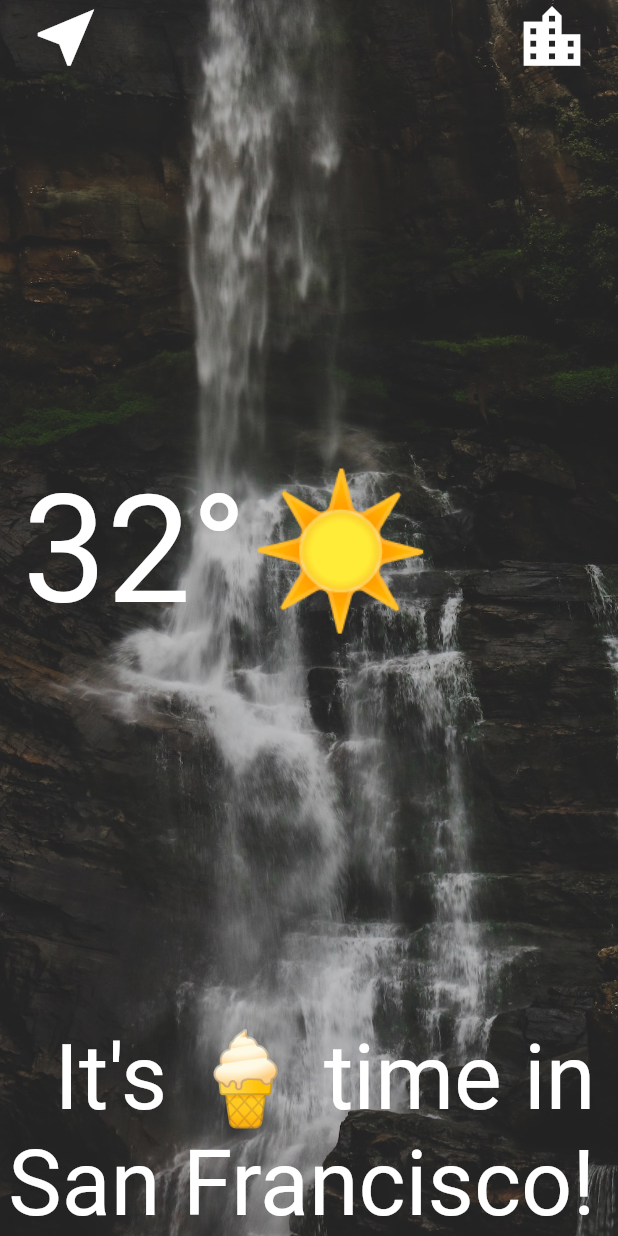
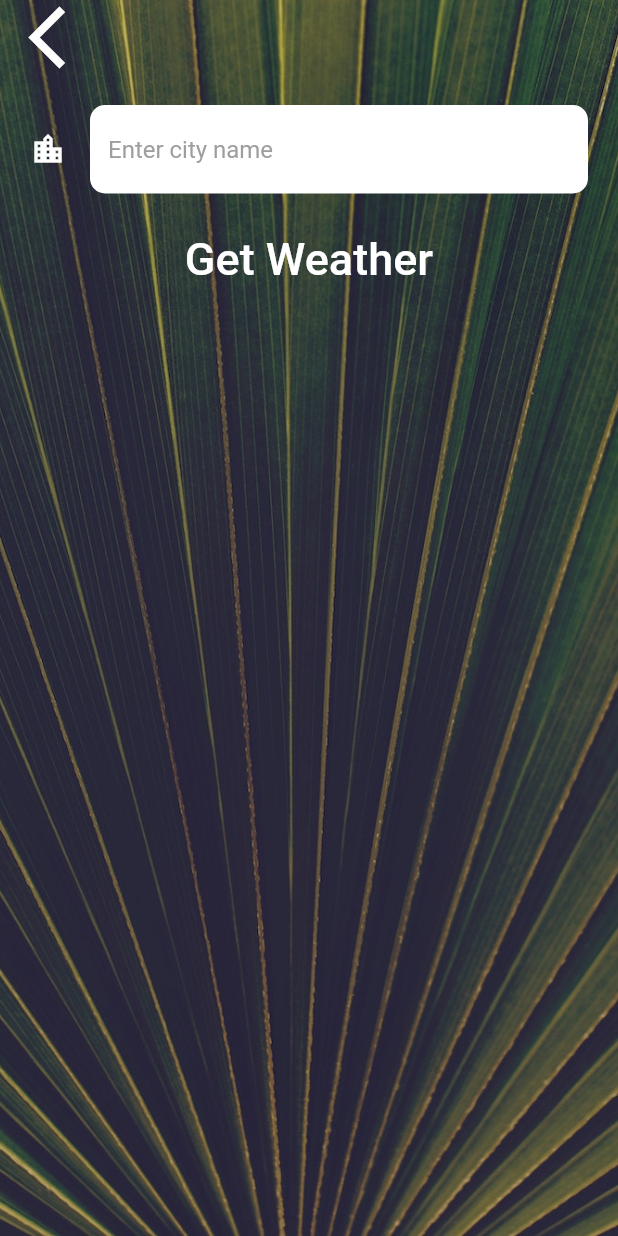
Before and after one commit to AVoid1/clima_flutter, a Flutter app: the LocationScreen screen opened directly, after a tap on the "location city" icon, on a phone screen of 412 x 824 dp. Run offline on Flutter 3.47's test engine with Material 2 defaults, Android fonts, the phone set to English and light mode, and no system bars; our stand-ins replace flutter_spinkit, geolocator; network calls fail; Roboto replaces fonts that are missing (Spartan MB).

Commit message:
my app is ready

```diff
--- a/lib/main.dart
+++ b/lib/main.dart
@@ -1,6 +1,5 @@
 import 'package:flutter/material.dart';
 import 'screen/loading_screen.dart';
-import 'screen/location_screen.dart';
 
 void main() {
   runApp(const MyApp());
--- a/lib/screen/city_screen.dart
+++ b/lib/screen/city_screen.dart
@@ -0,0 +1,61 @@
+import 'package:flutter/material.dart';
+import 'package:clima_flutter/utilities/constants.dart';
+
+class CityScreen extends StatefulWidget {
+  @override
+  _CityScreenState createState() => _CityScreenState();
+}
+
+class _CityScreenState extends State<CityScreen> {
+  String? cityName;
+  @override
+  Widget build(BuildContext context) {
+    return Scaffold(
+      body: Container(
+        decoration: const BoxDecoration(
+          image: DecorationImage(
+            image: AssetImage('images/city_background.jpg'),
+            fit: BoxFit.cover,
+          ),
+        ),
+        constraints: const BoxConstraints.expand(),
+        child: SafeArea(
+          child: Column(
+            children: <Widget>[
+              Align(
+                alignment: Alignment.topLeft,
+                child: FlatButton(
+                  onPressed: () {
+                    Navigator.pop(context);
+                  },
+                  child: const Icon(
+                    Icons.arrow_back_ios,
+                    size: 50.0,
+                  ),
+                ),
+              ),
+              Container(
+                  padding: const EdgeInsets.all(20.0),
+                  child: TextField(
+                    style: const TextStyle(color: Colors.black),
+                    decoration: kTextFieldInputDecoration,
+                    onChanged: (value) {
+                      cityName = value;
+                    },
+                  )),
+              FlatButton(
+                onPressed: () {
+                  Navigator.pop(context, cityName);
+                },
+                child: const Text(
+                  'Get Weather',
+                  style: kButtonTextStyle,
+                ),
+              ),
+            ],
+          ),
+        ),
+      ),
+    );
+  }
+}
--- a/lib/screen/location_screen.dart
+++ b/lib/screen/location_screen.dart
@@ -1,25 +1,59 @@
 import 'package:flutter/material.dart';
 import 'package:clima_flutter/utilities/constants.dart';
+import 'package:clima_flutter/services/weather.dart';
+import 'city_screen.dart';
 
 class LocationScreen extends StatefulWidget {
+  LocationScreen({this.locatoinWeather});
+  final locatoinWeather;
   @override
   _LocationScreenState createState() => _LocationScreenState();
 }
 
 class _LocationScreenState extends State<LocationScreen> {
+  WeatherModel weatherModel = WeatherModel();
+  String? weatherIcon;
+  int? temperature;
+  String? city;
+  String? message;
+
+  @override
+  void initState() {
+    super.initState();
+    updateUI(widget.locatoinWeather);
+  }
+
+  void updateUI(dynamic weatherData) {
+    setState(() {
+      if (weatherData == null) {
+        temperature = 0;
+        weatherIcon = 'error';
+        message = 'Unable to get the data';
+        city = '';
+        return;
+      }
+      var condition = weatherData['weather'][0]['id'];
+      weatherIcon = weatherModel.getWeatherIcon(condition);
+      double temp = weatherData['main']['temp'];
+      temperature = temp.toInt();
+      city = weatherData['name'];
+      message = weatherModel.getMessage(temperature!);
+    });
+  }
+
   @override
   Widget build(BuildContext context) {
     return Scaffold(
       body: Container(
         decoration: BoxDecoration(
           image: DecorationImage(
-            image: AssetImage('images/location_background.jpg'),
+            image: const AssetImage('images/location_background.jpg'),
             fit: BoxFit.cover,
             colorFilter: ColorFilter.mode(
                 Colors.white.withOpacity(0.8), BlendMode.dstATop),
           ),
         ),
-        constraints: BoxConstraints.expand(),
+        constraints: const BoxConstraints.expand(),
         child: SafeArea(
           child: Column(
             mainAxisAlignment: MainAxisAlignment.spaceBetween,
@@ -29,15 +63,32 @@ class _LocationScreenState extends State<LocationScreen> {
                 mainAxisAlignment: MainAxisAlignment.spaceBetween,
                 children: <Widget>[
                   FlatButton(
-                    onPressed: () {},
-                    child: Icon(
+                    onPressed: () async {
+                      var weatherData = await weatherModel.getLocationWeather();
+                      updateUI(weatherData);
+                    },
+                    child: const Icon(
                       Icons.near_me,
                       size: 50.0,
                     ),
                   ),
                   FlatButton(
-                    onPressed: () {},
-                    child: Icon(
+                    onPressed: () async {
+                      var typedValue = await Navigator.push(
+                        context,
+                        MaterialPageRoute(
+                          builder: (context) {
+                            return CityScreen();
+                          },
+                        ),
+                      );
+                      if (typedValue != null) {
+                        var weatherData =
+                            await weatherModel.getCityWeather(typedValue);
+                        updateUI(weatherData);
+                      }
+                    },
+                    child: const Icon(
                       Icons.location_city,
                       size: 50.0,
                     ),
@@ -45,24 +96,24 @@ class _LocationScreenState extends State<LocationScreen> {
                 ],
               ),
               Padding(
-                padding: EdgeInsets.only(left: 15.0),
+                padding: const EdgeInsets.only(left: 15.0),
                 child: Row(
                   children: <Widget>[
                     Text(
-                      '32°',
+                      '$temperature°',
                       style: kTempTextStyle,
                     ),
                     Text(
-                      '☀️',
+                      weatherIcon!,
                       style: kConditionTextStyle,
                     ),
                   ],
                 ),
               ),
               Padding(
-                padding: EdgeInsets.only(right: 15.0),
+                padding: const EdgeInsets.only(right: 15.0),
                 child: Text(
-                  "It's 🍦 time in San Francisco!",
+                  "$message in $city!",
                   textAlign: TextAlign.right,
                   style: kMessageTextStyle,
                 ),
--- a/lib/utilities/constants.dart
+++ b/lib/utilities/constants.dart
@@ -3,11 +3,13 @@ import 'package:flutter/material.dart';
 const kTempTextStyle = TextStyle(
   fontFamily: 'Spartan MB',
   fontSize: 100.0,
+  fontWeight: FontWeight.bold,
 );
 
 const kMessageTextStyle = TextStyle(
   fontFamily: 'Spartan MB',
   fontSize: 60.0,
+  fontWeight: FontWeight.bold,
 );
 
 const kButtonTextStyle = TextStyle(
@@ -18,3 +20,21 @@ const kButtonTextStyle = TextStyle(
 const kConditionTextStyle = TextStyle(
   fontSize: 100.0,
 );
+
+const kTextFieldInputDecoration = InputDecoration(
+    filled: true,
+    fillColor: Colors.white,
+    icon: Icon(
+      Icons.location_city,
+      color: Colors.white,
+    ),
+    hintText: 'Enter city name',
+    hintStyle: TextStyle(
+      color: Colors.grey,
+    ),
+    border: OutlineInputBorder(
+      borderRadius: BorderRadius.all(
+        Radius.circular(10),
+      ),
+      borderSide: BorderSide.none,
+    ));
```
Also changed, not shown: lib/screen/loading_screen.dart (+6 -17 lines), lib/services/weather.dart (+55 -0 lines).
